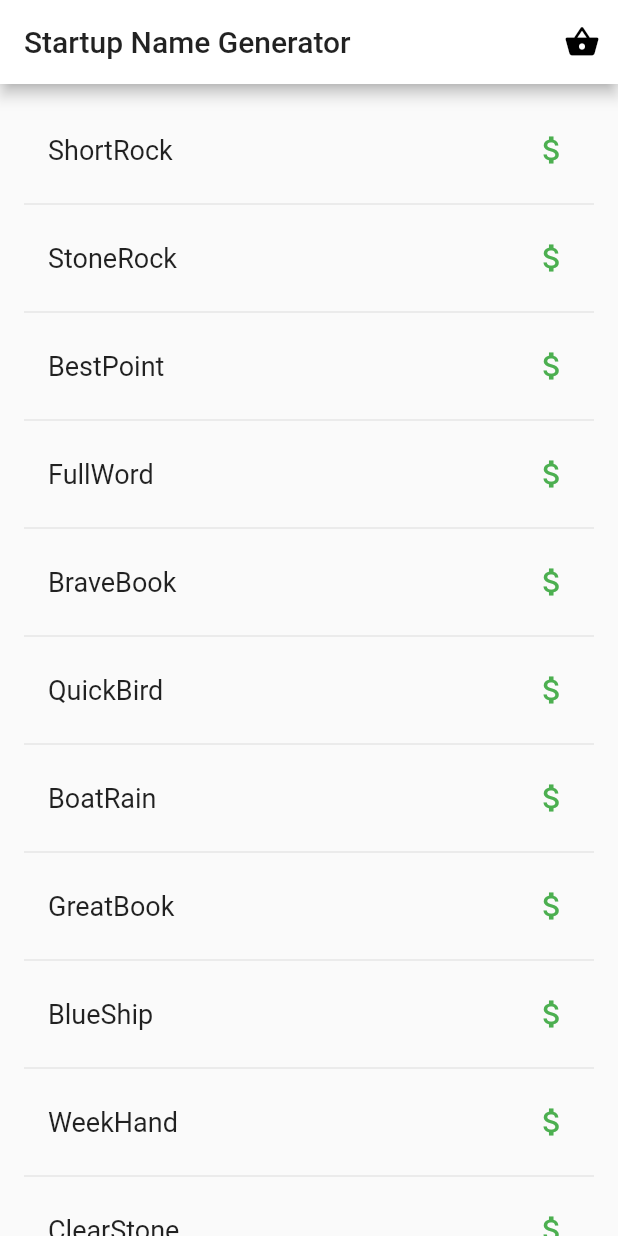
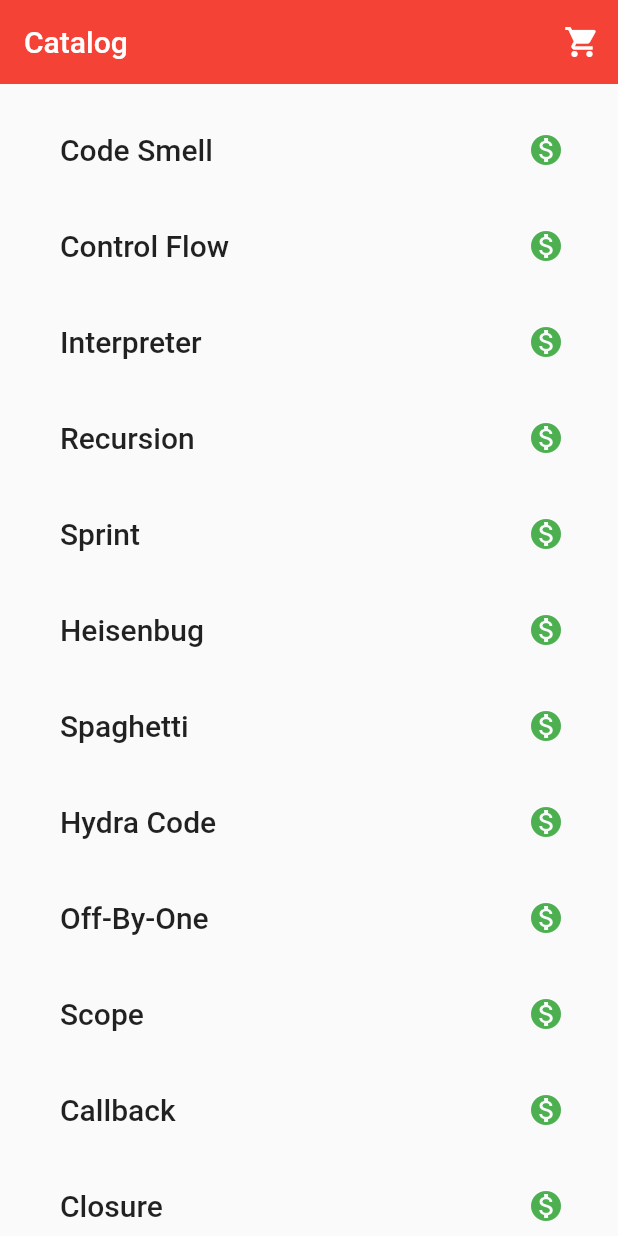
Before and after one commit to romanoprid/FlutterCourse, a Flutter app: the screen it shows after launch, on a phone screen of 412 x 824 dp. Run offline on Flutter 3.47's test engine with Material 2 defaults, Android fonts, the light colour scheme and no system bars.

Commit message:
Individual Task: New functions were added

```diff
--- /dev/null
+++ b/lib/common/theme.dart
@@ -0,0 +1,13 @@
+import 'package:flutter/material.dart';
+
+final appTheme = ThemeData(
+  primarySwatch: Colors.red,
+  textTheme: const TextTheme(
+    headline1: TextStyle(
+      fontFamily: 'Corben',
+      fontWeight: FontWeight.w700,
+      fontSize: 24,
+      color: Colors.black,
+    ),
+  ),
+);
--- a/lib/main.dart
+++ b/lib/main.dart
@@ -1,141 +1,39 @@
-import 'package:english_words/english_words.dart';
 import 'package:flutter/material.dart';
+import 'package:provider/provider.dart';
+import 'package:hometask_v_3/common/theme.dart';
+import 'package:hometask_v_3/models/cart_methods.dart';
+import 'package:hometask_v_3/models/catalog_list.dart';
+import 'package:hometask_v_3/screens/cart.dart';
+import 'package:hometask_v_3/screens/catalog.dart';
 
-void main() => runApp(MyApp());
+void main() {
+  runApp(MyApp());
+}
 
 class MyApp extends StatelessWidget {
   @override
   Widget build(BuildContext context) {
-    return MaterialApp(
-      title: 'Startup Name Generator',
-      theme: ThemeData(
-        primaryColor: Colors.white,
-      ),
-      home: RandomWords(),
-    );
-  }
-}
-
-class _RandomWordsState extends State<RandomWords> {
-  final _suggestions = <WordPair>[];
-  final _saved = <WordPair>{};
-  final _biggerFont = const TextStyle(fontSize: 18.0);
-  Widget _buildSuggestions() {
-    return ListView.builder(
-        padding: const EdgeInsets.all(16.0),
-        itemBuilder: (context, i) {
-          if (i.isOdd) return const Divider();
-
-          final index = i ~/ 2;
-          if (index >= _suggestions.length) {
-            _suggestions.addAll(generateWordPairs().take(10));
-          }
-          return _buildRow(_suggestions[index]);
-        });
-  }
-
-  Widget _buildRow(WordPair pair) {
-    final alreadySaved = _saved.contains(pair);
-    return ListTile(
-      title: Text(
-        pair.asPascalCase,
-        style: _biggerFont,
-      ),
-      trailing: Icon(
-        alreadySaved ? Icons.done : Icons.attach_money,
-        color: alreadySaved ? null : Colors.green,
-        semanticLabel: alreadySaved ? 'Remove from saved' : 'Save',
-      ),
-      onTap: () {
-        setState(() {
-          if (alreadySaved) {
-            _saved.remove(pair);
-          } else {
-            _saved.add(pair);
-          }
-        });
-      },
-    );
-  }
-
-  @override
-  Widget build(BuildContext context) {
-    return Scaffold(
-      appBar: AppBar(
-        title: const Text('Startup Name Generator'),
-        actions: [
-          IconButton(
-            icon: const Icon(Icons.shopping_basket),
-            onPressed: _pushSaved,
-            tooltip: 'Saved Suggestions',
-          ),
-        ],
-      ),
-      body: _buildSuggestions(),
-    );
-  }
-
-  void _pushSaved() {
-    Navigator.of(context).push(
-      MaterialPageRoute<void>(
-        builder: (context) {
-          final tiles = _saved.map(
-            (pair) {
-              return ListTile(
-                title: Text(
-                  pair.asPascalCase,
-                  style: _biggerFont,
-                ),
-              );
-            },
-          );
-          final divided = tiles.isNotEmpty
-              ? ListTile.divideTiles(
-                  context: context,
-                  tiles: tiles,
-                ).toList()
-              : <Widget>[];
-
-          return Scaffold(
-            appBar: AppBar(
-              title: const Text('Saved Suggestions'),
-              actions: [
-                IconButton(
-                  icon: const Icon(Icons.info),
-                  onPressed: () {
-                    Navigator.push(context,
-                        MaterialPageRoute<void>(builder: (context) => Info()));
-                  },
-                  tooltip: 'Saved Suggestions',
-                ),
-              ],
-            ),
-            body: ListView(children: divided),
-          );
+    return MultiProvider(
+      providers: [
+        Provider(create: (context) => CatalogModel()),
+        ChangeNotifierProxyProvider<CatalogModel, CartModel>(
+          create: (context) => CartModel(),
+          update: (context, catalog, cart) {
+            if (cart == null) throw ArgumentError.notNull('cart');
+            cart.catalog = catalog;
+            return cart;
+          },
+        ),
+      ],
+      child: MaterialApp(
+        title: 'Provider Demo',
+        theme: appTheme,
+        initialRoute: '/',
+        routes: {
+          '/': (context) => MyCatalog(),
+          '/cart': (context) => MyCart(),
         },
       ),
     );
   }
 }
-
-class Info extends StatelessWidget {
-  @override
-  Widget build(BuildContext context) {
-    return Scaffold(
-      appBar: AppBar(
-        title: const Text("Info"),
-      ),
-      body: const Center(
-          child: Text(
-        "Here you can add your words to the cart. \nYes!!! You can buy them. \n The future is now, wake up",
-        style: TextStyle(
-            fontSize: 14, color: Colors.black, fontWeight: FontWeight.normal),
-      )),
-    );
-  }
-}
-
-class RandomWords extends StatefulWidget {
-  @override
-  State<RandomWords> createState() => _RandomWordsState();
-}
--- /dev/null
+++ b/lib/models/cart_methods.dart
@@ -0,0 +1,30 @@
+import 'package:flutter/foundation.dart';
+import 'package:hometask_v_3/models/catalog_list.dart';
+
+class CartModel extends ChangeNotifier {
+  late CatalogModel _catalog;
+
+  final List<int> _itemIds = [];
+
+  CatalogModel get catalog => _catalog;
+
+  set catalog(CatalogModel newCatalog) {
+    _catalog = newCatalog;
+    notifyListeners();
+  }
+
+  List<Item> get items => _itemIds.map((id) => _catalog.getById(id)).toList();
+
+  int get totalPrice =>
+      items.fold(0, (total, current) => total + current.price);
+
+  void add(Item item) {
+    _itemIds.add(item.id);
+    notifyListeners();
+  }
+
+  void remove(Item item) {
+    _itemIds.remove(item.id);
+    notifyListeners();
+  }
+}
--- /dev/null
+++ b/lib/models/catalog_list.dart
@@ -0,0 +1,44 @@
+import 'package:flutter/material.dart';
+
+class CatalogModel {
+  static List<String> itemNames = [
+    'Code Smell',
+    'Control Flow',
+    'Interpreter',
+    'Recursion',
+    'Sprint',
+    'Heisenbug',
+    'Spaghetti',
+    'Hydra Code',
+    'Off-By-One',
+    'Scope',
+    'Callback',
+    'Closure',
+    'Automata',
+    'Bit Shift',
+    'Currying',
+  ];
+
+  Item getById(int id) => Item(id, itemNames[id % itemNames.length]);
+
+  Item getByPosition(int position) {
+    return getById(position);
+  }
+}
+
+@immutable
+class Item {
+  final int id;
+  final String name;
+  final Color color;
+  final int price = 42;
+
+  Item(this.id, this.name)
+      : color = Colors.primaries[id % Colors.primaries.length];
+
+  @override
+  int get hashCode => id;
+
+  @override
+  bool operator ==(Object other) => other is Item && other.id == id;
+}
--- /dev/null
+++ b/lib/screens/catalog.dart
@@ -0,0 +1,97 @@
+import 'package:flutter/material.dart';
+import 'package:provider/provider.dart';
+import 'package:hometask_v_3/models/cart_methods.dart';
+import 'package:hometask_v_3/models/catalog_list.dart';
+
+class MyCatalog extends StatelessWidget {
+  @override
+  Widget build(BuildContext context) {
+    return Scaffold(
+      body: CustomScrollView(
+        slivers: [
+          _MyAppBar(),
+          const SliverToBoxAdapter(child: SizedBox(height: 12)),
+          SliverList(
+            delegate: SliverChildBuilderDelegate(
+                (context, index) => _MyListItem(index)),
+          ),
+        ],
+      ),
+    );
+  }
+}
+
+class _AddButton extends StatelessWidget {
+  final Item item;
+
+  const _AddButton({required this.item, Key? key}) : super(key: key);
+
+  @override
+  Widget build(BuildContext context) {
+    var isInCart = context.select<CartModel, bool>(
+      (cart) => cart.items.contains(item),
+    );
+
+    return TextButton(
+      onPressed: isInCart
+          ? null
+          : () {
+              var cart = context.read<CartModel>();
+              cart.add(item);
+            },
+      child: isInCart
+          ? const Icon(Icons.check)
+          : const Icon(
+              Icons.monetization_on,
+              color: Colors.green,
+            ),
+    );
+  }
+}
+
+class _MyAppBar extends StatelessWidget {
+  @override
+  Widget build(BuildContext context) {
+    return SliverAppBar(
+      title: const Text('Catalog'),
+      floating: true,
+      actions: [
+        IconButton(
+          icon: const Icon(Icons.shopping_cart),
+          onPressed: () => Navigator.pushNamed(context, '/cart'),
+        ),
+      ],
+    );
+  }
+}
+
+class _MyListItem extends StatelessWidget {
+  final int index;
+
+  const _MyListItem(this.index, {Key? key}) : super(key: key);
+
+  @override
+  Widget build(BuildContext context) {
+    var item = context.select<CatalogModel, Item>(
+      (catalog) => catalog.getByPosition(index),
+    );
+    var textTheme = Theme.of(context).textTheme.headline6;
+
+    return Padding(
+      padding: const EdgeInsets.symmetric(horizontal: 16, vertical: 8),
+      child: LimitedBox(
+        maxHeight: 48,
+        child: Row(
+          children: [
+            const SizedBox(width: 24),
+            Expanded(
+              child: Text(item.name, style: textTheme),
+            ),
+            const SizedBox(width: 24),
+            _AddButton(item: item),
+          ],
+        ),
+      ),
+    );
+  }
+}
--- a/pubspec.yaml
+++ b/pubspec.yaml
@@ -1,4 +1,4 @@
-name: hometask_flutter_v2
+name: hometask_v_3
 description: A new Flutter project.
 
 # The following line prevents the package from being accidentally published to
@@ -35,6 +35,7 @@ dependencies:
   # Use with the CupertinoIcons class for iOS style icons.
   cupertino_icons: ^1.0.2
   english_words: ^4.0.0
+  provider: ^6.0.0
 
 dev_dependencies:
   flutter_test:
```
Also changed, not shown: lib/screens/cart.dart (added, +86 -0 lines), 11 other files.
